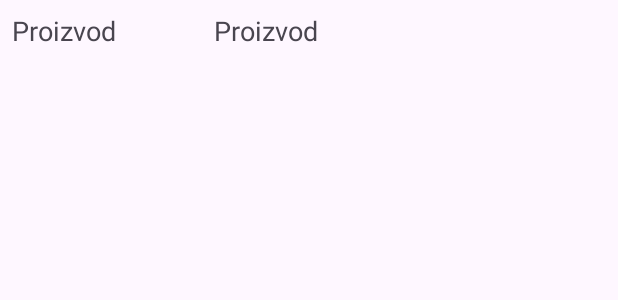
After one commit to jovan-vukic/confectionery-shop, an Android app: the layout comment_item.xml on its own in the app's theme, with its tools: preview values and no code run, on a phone screen of 412 x 824 dp. The commit adds this screen. Shown: the top 300 px of the screen. Run offline under Robolectric (Android 15) with nearby library versions, the phone set to English and light mode, and no system bars.

Commit message:
Add All comments activity

```diff
--- a/app/src/main/java/com/example/pki_mobile/ProductDetailsActivity.java
+++ b/app/src/main/java/com/example/pki_mobile/ProductDetailsActivity.java
@@ -73,7 +73,9 @@ public class ProductDetailsActivity extends AppCompatActivity {
         // Create all comments button click listener
         Button allCommentsButton = findViewById(R.id.all_comments_btn_product_details);
         allCommentsButton.setOnClickListener(v -> {
+            // Start the AllCommentsActivity with the product ID
             Intent intent = new Intent(ProductDetailsActivity.this, AllCommentsActivity.class);
+            intent.putExtra("productId", productID);
             startActivity(intent);
         });
 
--- a/app/src/main/java/com/example/pki_mobile/adapters/ProductsAdapter.java
+++ b/app/src/main/java/com/example/pki_mobile/adapters/ProductsAdapter.java
@@ -22,9 +22,9 @@ public class ProductsAdapter extends RecyclerView.Adapter<ProductsAdapter.ViewHo
     }
 
     public static class ViewHolder extends RecyclerView.ViewHolder {
-        TextView title;
-        TextView price;
-        ImageView image;
+        private final TextView title;
+        private final TextView price;
+        private final ImageView image;
 
         public ViewHolder(View itemView) {
             super(itemView);
--- /dev/null
+++ b/app/src/main/res/layout/comment_item.xml
@@ -0,0 +1,24 @@
+<?xml version="1.0" encoding="utf-8"?>
+<LinearLayout xmlns:android="http://schemas.android.com/apk/res/android"
+              android:layout_width="match_parent"
+              android:layout_height="wrap_content"
+              android:orientation="horizontal"
+              android:padding="8dp">
+    <TextView
+            android:id="@+id/date_comment_item"
+            android:layout_width="wrap_content"
+            android:layout_height="wrap_content"
+            android:layout_weight="1"
+            android:gravity="start"
+            android:text="@string/product_text_placeholder"
+            android:textAppearance="@style/TextAppearance.AppCompat.Medium"/>
+
+    <TextView
+            android:id="@+id/comment_comment_item"
+            android:layout_width="0dp"
+            android:layout_height="wrap_content"
+            android:layout_weight="4"
+            android:gravity="start"
+            android:text="@string/product_text_placeholder"
+            android:textAppearance="@style/TextAppearance.AppCompat.Medium"/>
+</LinearLayout>
--- a/app/src/main/res/values/strings.xml
+++ b/app/src/main/res/values/strings.xml
@@ -55,6 +55,8 @@
     <string name="add_comment_text">Dodaj komentar</string>
     <string name="comments">Komentari</string>
     <string name="add_comment">Dodaj komentar</string>
+    <string name="date_text_placeholder">Datum</string>
+    <string name="comment_text_placeholder">Komentar</string>
     <string-array name="product_types">
         <item>Torte</item>
         <item>Kolaci</item>
```
Also changed, not shown: app/src/main/java/com/example/pki_mobile/AllCommentsActivity.java (+22 -0 lines), app/src/main/java/com/example/pki_mobile/adapters/CommentsAdapter.java (added, +59 -0 lines), app/src/main/res/layout/activity_all_comments.xml (+34 -0 lines).
